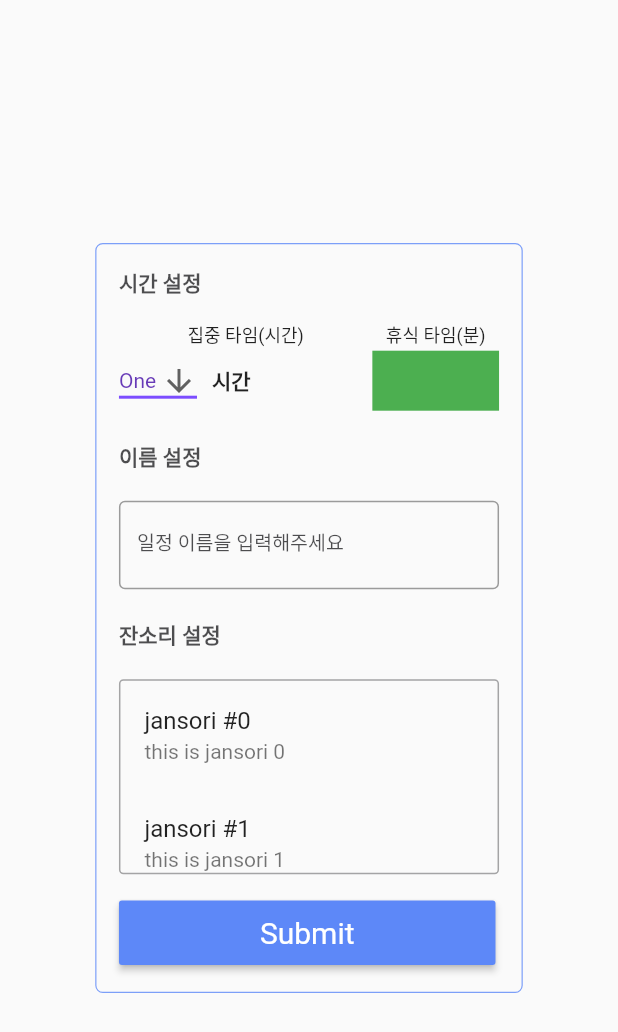
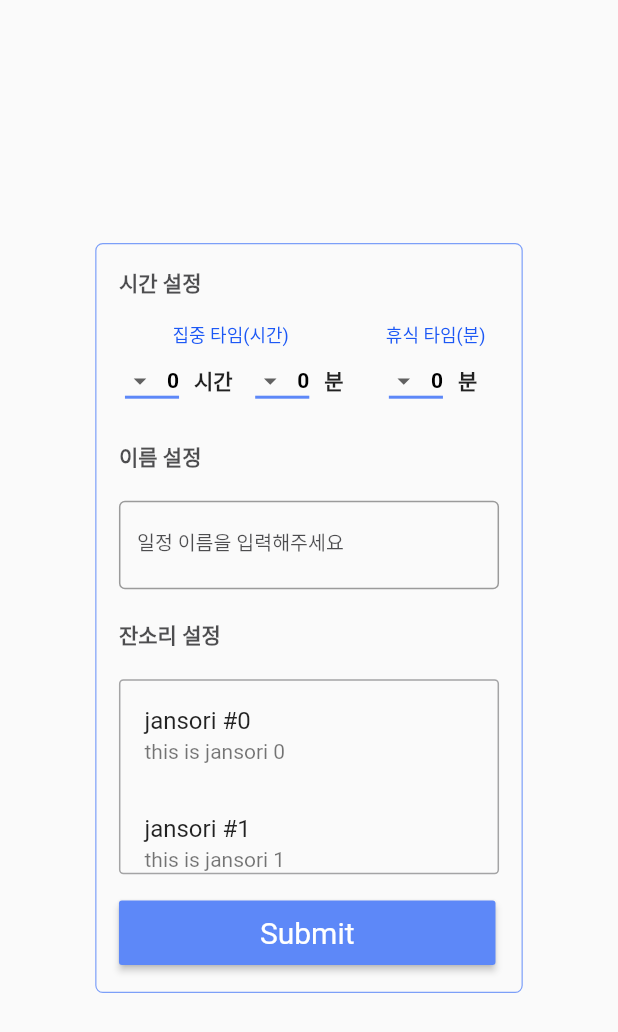
Before and after one commit to dsc-sookmyung/2021-TimmyRoom-JANSORI, a Flutter app: the screen it shows after launch, on a phone screen of 412 x 824 dp. Shown: the top 1032 px of the screen. Run offline on Flutter 3.47's test engine with Material 2 defaults, Android fonts, the phone set to English and light mode, and no system bars.

Commit message:
집중 타임, 휴식 타임 드롭다운 뷰로 수정

```diff
--- a/timmyroom_jansori/lib/hours.dart
+++ b/timmyroom_jansori/lib/hours.dart
@@ -7,32 +7,40 @@ class hours extends StatefulWidget{
 }
 
 class _hoursState extends State<hours>{
-  String dropdownValue = 'One';
+  String dropdownValue = '0';
 
   @override
   Widget build(BuildContext context) {
-    return DropdownButton<String>(
+    return Directionality(
+      textDirection: TextDirection.rtl,
+      child:
+      DropdownButton<String>(
+        icon: Icon(
+          Icons.arrow_drop_down,
+        ),
         value: dropdownValue,
-      icon: Icon(Icons.arrow_downward),
-      iconSize: 24,
+        iconSize: 20,
         elevation: 16,
-      style: TextStyle(color: Colors.deepPurple),
+        style: TextStyle(color: Color.fromRGBO(0, 0, 0, 1), fontWeight: FontWeight.w700),
         underline: Container(
+          width: 4,
           height: 2,
-        color: Colors.deepPurpleAccent,
+          color: Color.fromRGBO(93, 136, 248, 1),
         ),
         onChanged: (String newValue) {
           setState(() {
             dropdownValue = newValue;
           });
         },
-      items: <String>['One', 'Two', 'Free', 'Four']
+        items: <String>['0', '1', '2', '3', '4', '5', '6', '7', '8', '9', '10', '11', '12', '13', '14', '15', '16', '17', '18', '19', '20', '21', '22', '23']
             .map<DropdownMenuItem<String>>((String value) {
           return DropdownMenuItem<String>(
             value: value,
             child: Text(value),
           );
         }).toList(),
+      )
     );
+
   }
 }
--- /dev/null
+++ b/timmyroom_jansori/lib/minutes.dart
@@ -0,0 +1,46 @@
+import 'package:flutter/material.dart';
+
+class minutes extends StatefulWidget{
+  minutes({Key key}) : super(key: key);
+
+  _minutesState createState() => _minutesState();
+}
+
+class _minutesState extends State<minutes>{
+  String dropdownValue = '0';
+  var m = List.generate(60, (index) => "$index");
+
+  @override
+  Widget build(BuildContext context) {
+    return Directionality(
+        textDirection: TextDirection.rtl,
+        child:
+        DropdownButton<String>(
+          icon: Icon(
+            Icons.arrow_drop_down,
+          ),
+          value: dropdownValue,
+          iconSize: 20,
+          elevation: 16,
+          style: TextStyle(color: Color.fromRGBO(0, 0, 0, 1), fontWeight: FontWeight.w700),
+          underline: Container(
+            width: 8,
+            height: 2,
+            color: Color.fromRGBO(93, 136, 248, 1),
+          ),
+          onChanged: (String newValue) {
+            setState(() {
+              dropdownValue = newValue;
+            });
+          },
+          items: m.map((value) {
+            return DropdownMenuItem(
+              value: value,
+              child: Text(value),
+            );
+          }).toList(),
+        )
+    );
+
+  }
+}
--- a/timmyroom_jansori/lib/page3.dart
+++ b/timmyroom_jansori/lib/page3.dart
@@ -2,6 +2,7 @@ import 'package:flutter/cupertino.dart';
 import 'package:flutter/material.dart';
 
 import 'hours.dart';
+import 'minutes.dart';
 
 // import 'year_month_day_time_picker.dart';
 
@@ -117,12 +118,12 @@ class Page3 extends State<MainPage3>{
                         child:
                           Container(
                               height: 20,
-                              // color: Colors.green,
                               child: Container(
+                                margin: EdgeInsets.fromLTRB(0, 0, 20, 0),
                                 child:
                                   Text(
                                     "집중 타임(시간)",
-                                    style: TextStyle(fontSize: 12),
+                                    style: TextStyle(fontSize: 12, color: Color.fromRGBO(28, 88, 245, 1)),
                                     textAlign: TextAlign.center,
                                   ),
                               ),
@@ -138,7 +139,7 @@ class Page3 extends State<MainPage3>{
                                 child:
                                 Text(
                                   "휴식 타임(분)",
-                                  style: TextStyle(fontSize: 12),
+                                  style: TextStyle(fontSize: 12, color: Color.fromRGBO(28, 88, 245, 1)),
                                   textAlign: TextAlign.center,
                                 ),
                               )
@@ -157,10 +158,18 @@ class Page3 extends State<MainPage3>{
                             child:
                               Row(
                                 children: [
+                                  Container(
+                                    margin: EdgeInsets.fromLTRB(4, 0, 0, 0),
+                                  ),
                                   hours(),
                                   Container(
-                                    margin: EdgeInsets.fromLTRB(10, 0, 5, 0),
+                                    margin: EdgeInsets.fromLTRB(10, 0, 15, 0),
                                     child: Text("시간", style: TextStyle(fontWeight: FontWeight.bold),),
+                                  ),
+                                  minutes(),
+                                  Container(
+                                    margin: EdgeInsets.fromLTRB(10, 0, 0, 0),
+                                    child: Text("분", style: TextStyle(fontWeight: FontWeight.bold),),
                                   ),
                                 ],
                               ),
@@ -171,7 +180,19 @@ class Page3 extends State<MainPage3>{
                         child:
                           Container(
                             height: 40,
-                            color: Colors.green,
+                            child:
+                              Row(
+                                children: [
+                                  Container(
+                                    margin: EdgeInsets.fromLTRB(11, 0, 0, 0),
+                                  ),
+                                  minutes(),
+                                  Container(
+                                    margin: EdgeInsets.fromLTRB(10, 0, 0, 0),
+                                    child: Text("분", style: TextStyle(fontWeight: FontWeight.bold),),
+                                  ),
+                                ],
+                              ),
                           ),
                       ),
                     ],
```
Lines whose indentation alone changed are shown as unchanged.
